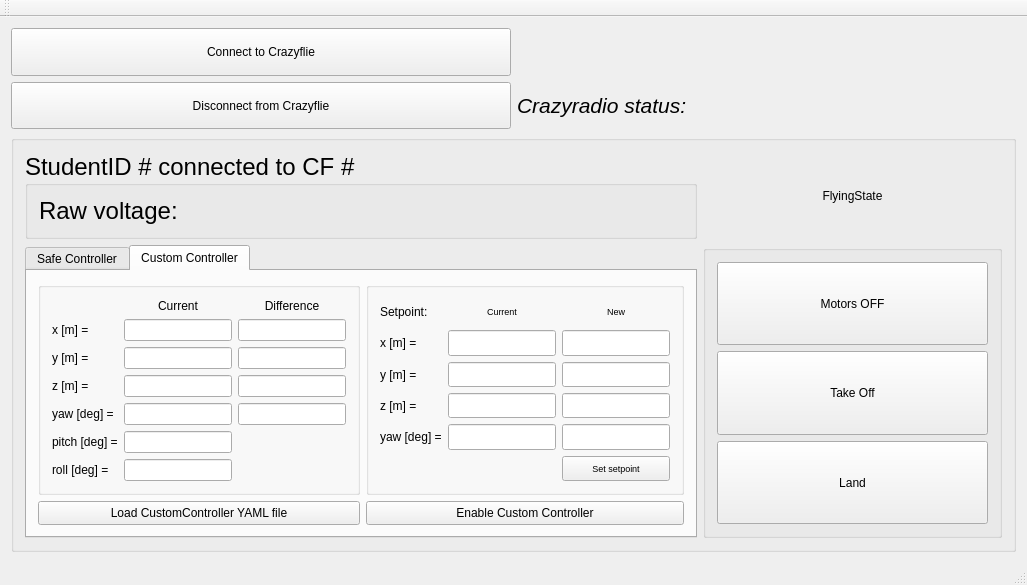
alexdidier/rampc-quadrotor, file pps_ws/src/d_fall_pps/GUI_Qt/studentGUI/src/MainWindow.ui: the form before one commit.
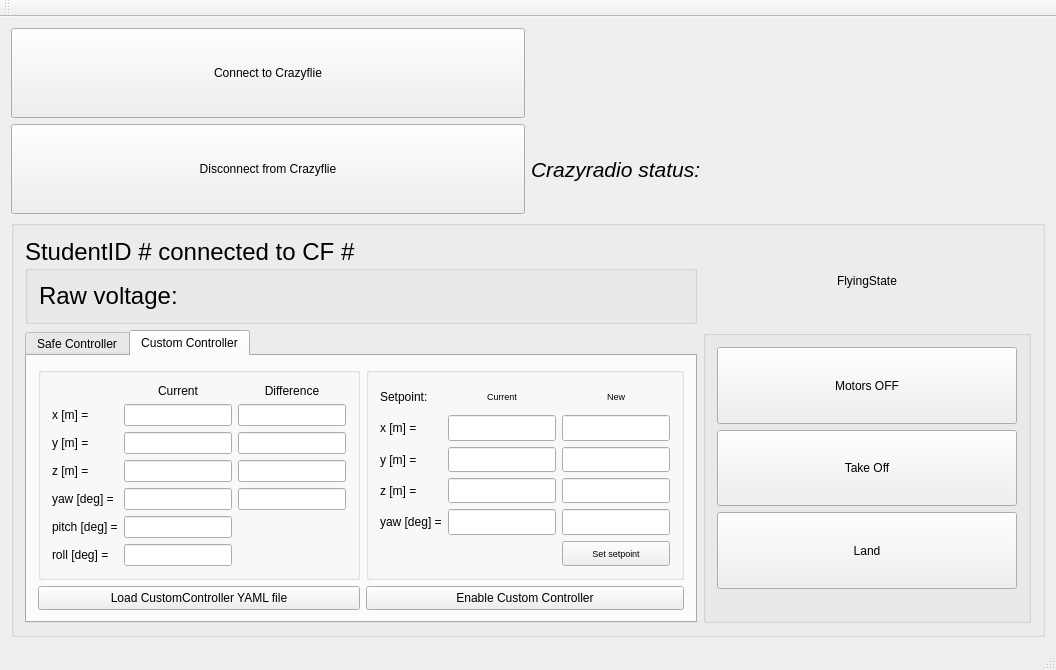
The form after the commit.

Commit message: added battery threshold, now we disable the buttons in GUI when battery low

Diff of the .ui file:
```diff
--- a/pps_ws/src/d_fall_pps/GUI_Qt/studentGUI/src/MainWindow.ui
+++ b/pps_ws/src/d_fall_pps/GUI_Qt/studentGUI/src/MainWindow.ui
@@ -6,8 +6,8 @@
    <rect>
     <x>0</x>
     <y>0</y>
-    <width>1027</width>
-    <height>585</height>
+    <width>1056</width>
+    <height>670</height>
    </rect>
   </property>
   <property name="sizePolicy">
@@ -1107,6 +1107,19 @@
             </property>
            </widget>
           </item>
+          <item>
+           <widget class="QLabel" name="label_battery">
+            <property name="font">
+             <font>
+              <pointsize>9</pointsize>
+              <italic>true</italic>
+             </font>
+            </property>
+            <property name="text">
+             <string/>
+            </property>
+           </widget>
+          </item>
          </layout>
         </widget>
        </item>
```
Left out of the diff: 2 changed lines with no effect on the pictures. The commit also changes 2 other files.
